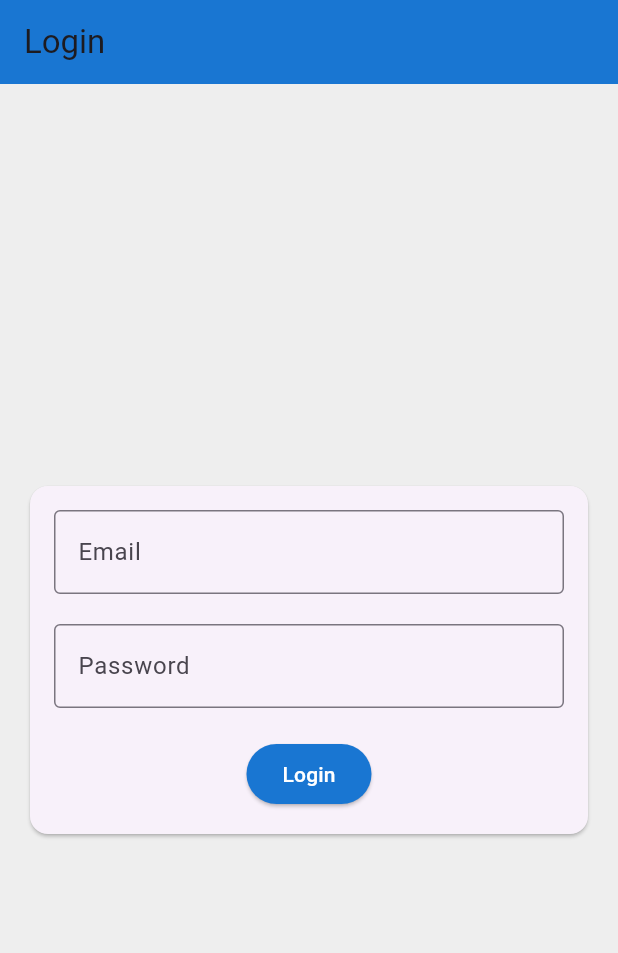
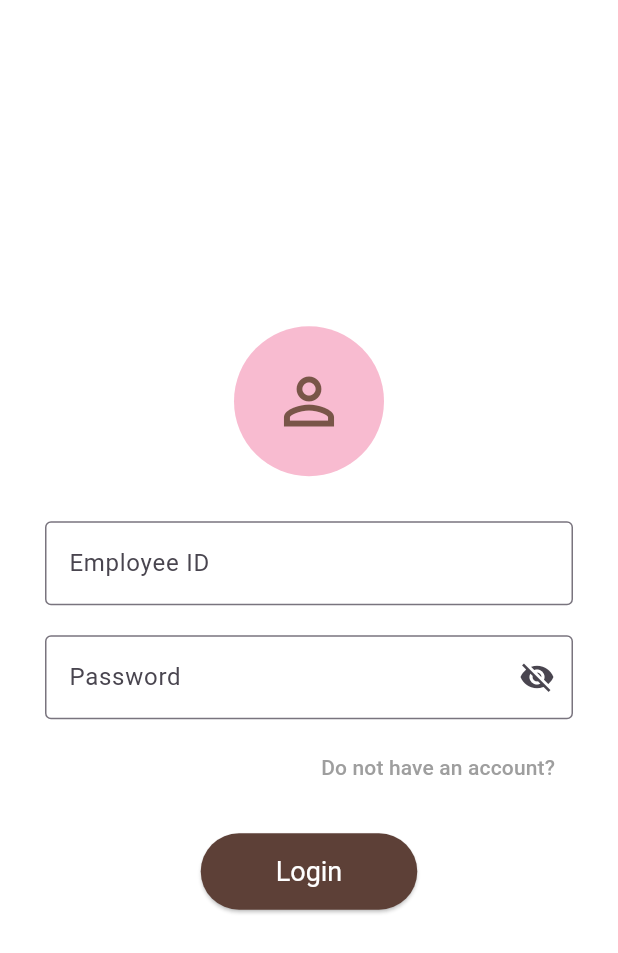
Before and after one commit to SoumikDuttaa/quizz_app, a Flutter app: the screen it shows after launch, on a phone screen of 412 x 824 dp. Shown: the top 953 px of the screen. Run offline on Flutter 3.47's test engine with Material 3 defaults, Android fonts, the phone set to English and light mode, and no system bars.

Commit message:
updated signup 30/3025 1:58

```diff
--- a/lib/login_page.dart
+++ b/lib/login_page.dart
@@ -1,4 +1,5 @@
 import 'package:flutter/material.dart';
+import 'sing_up.dart';
 
 class LoginPage extends StatefulWidget {
   @override
@@ -6,71 +7,99 @@ class LoginPage extends StatefulWidget {
 }
 
 class _LoginPageState extends State<LoginPage> {
-  final _formKey = GlobalKey<FormState>();
-  String? _email, _password;
+  bool _obscurePassword = true;
 
   @override
   Widget build(BuildContext context) {
     return Scaffold(
-      backgroundColor: Colors.grey[200],
-      appBar: AppBar(
-        title: Text('Login'),
-        backgroundColor: Colors.blue[700],
+      backgroundColor: Colors.white,
+      body: Center(
+        child: SingleChildScrollView(
+          padding: EdgeInsets.symmetric(horizontal: 30.0),
+          child: Column(
+            mainAxisAlignment: MainAxisAlignment.center,
+            children: <Widget>[
+              // Profile Icon
+              CircleAvatar(
+                radius: 50,
+                backgroundColor: Colors.pink[100],
+                child: Icon(
+                  Icons.person_outline,
+                  size: 50,
+                  color: Colors.brown,
                 ),
-      body: Center(
-        child: Card(
-          margin: EdgeInsets.all(20),
-          child: Padding(
-            padding: EdgeInsets.all(16.0),
-            child: Form(
-              key: _formKey,
-              child: Column(
-                mainAxisSize: MainAxisSize.min,
-                children: [
+              ),
+              SizedBox(height: 30),
+
+              // Employee ID Text Field
               TextFormField(
-                    keyboardType: TextInputType.emailAddress,
                 decoration: InputDecoration(
-                      labelText: 'Email',
+                  labelText: 'Employee ID',
                   border: OutlineInputBorder(),
                 ),
-                    validator: (input) =>
-                        input != null && !input.contains('@') ? 'Invalid Email' : null,
-                    onSaved: (input) => _email = input,
               ),
               SizedBox(height: 20),
+
+              // Password Text Field
               TextFormField(
                 decoration: InputDecoration(
                   labelText: 'Password',
                   border: OutlineInputBorder(),
+                  suffixIcon: IconButton(
+                    icon: Icon(
+                      _obscurePassword ? Icons.visibility_off : Icons.visibility,
                     ),
-                    obscureText: true,
-                    validator: (input) =>
-                        input != null && input.length < 6 ? 'Must be at least 6 characters' : null,
-                    onSaved: (input) => _password = input,
+                    onPressed: () {
+                      setState(() {
+                        _obscurePassword = !_obscurePassword;
+                      });
+                    },
+                  ),
+                ),
+                obscureText: _obscurePassword,
+              ),
+              SizedBox(height: 8),
+
+              // "Do not have an account?" Text Button
+              Row(
+                mainAxisAlignment: MainAxisAlignment.end,
+                children: [
+                  TextButton(
+                    child: Text(
+                      "Do not have an account?",
+                      style: TextStyle(color: Colors.grey),
+                    ),
+                    onPressed: () {
+                      Navigator.push(
+                        context,
+                        MaterialPageRoute(builder: (context) => SignUpPage()),
+                      );
+                    },
+                  ),
+                ],
               ),
               SizedBox(height: 20),
+
+              // Login Button
               ElevatedButton(
                 style: ElevatedButton.styleFrom(
-                      backgroundColor: Colors.blue[700],
+                  backgroundColor: Colors.brown[700],
                   foregroundColor: Colors.white,
-                    ),
-                    onPressed: _submit,
-                    child: Text('Login'),
-                  )
-                ],
+                  padding: EdgeInsets.symmetric(horizontal: 50, vertical: 15),
+                  textStyle: TextStyle(fontSize: 18),
+                  shape: RoundedRectangleBorder(
+                    borderRadius: BorderRadius.circular(30),
                   ),
                 ),
+                onPressed: () {
+                  // TODO: Implement login functionality
+                },
+                child: Text('Login'),
+              ),
+            ],
           ),
         ),
       ),
     );
   }
-
-  void _submit() {
-    if (_formKey.currentState!.validate()) {
-      _formKey.currentState!.save();
-      print('Email: $_email, password: $_password');
-      // You can add your login logic here
 }
-  }
-}
--- a/lib/main.dart
+++ b/lib/main.dart
@@ -1,21 +1,21 @@
 import 'package:flutter/material.dart';
-import 'splash_screen.dart';
+import 'login_page.dart';
 
 void main() {
   runApp(const MyApp());
 }
 
 class MyApp extends StatelessWidget {
-  const MyApp({super.key});
+  const MyApp({Key? key}) : super(key: key);
 
   @override
   Widget build(BuildContext context) {
     return MaterialApp(
-      title: 'Flutter Demo',
+      title: 'Login Page',
       theme: ThemeData(
-        colorScheme: ColorScheme.fromSeed(seedColor: Colors.deepPurple),
+        primarySwatch: Colors.pink,
       ),
-      home: SplashScreen(),
+      home: LoginPage(),
     );
   }
 }
```
Also changed, not shown: lib/sing_up.dart (+145 -0 lines). Lines whose indentation alone changed are shown as unchanged.
